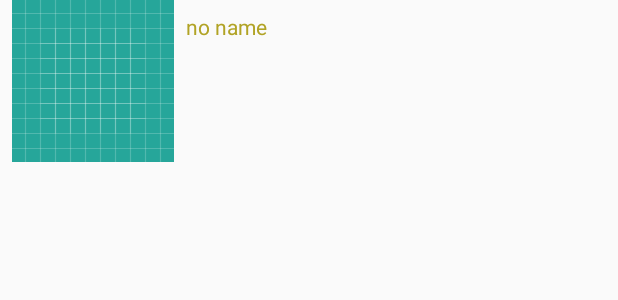
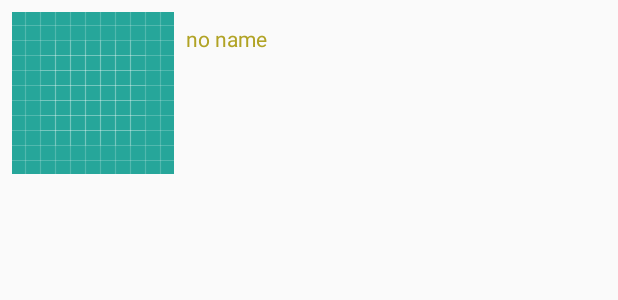
Before and after one commit to ajchrist/Popular_movies, an Android app: the layout movie_video.xml on its own in the app's theme, with its tools: preview values and no code run, on a phone screen of 412 x 824 dp. Shown: the top 300 px of the screen. Run offline under Robolectric (Android 15) with nearby library versions, the phone set to English and light mode, and no system bars.

Commit message:
fixed layout of single movie
refactored direct sql calls to content provider calls

```diff
--- a/app/src/main/java/com/example/android/popular_movies/ReviewActivity.java
+++ b/app/src/main/java/com/example/android/popular_movies/ReviewActivity.java
@@ -12,16 +12,13 @@ import android.support.v7.app.AppCompatActivity;
 import android.os.Bundle;
 import android.view.MenuItem;
 import android.widget.Toast;
-
 import com.example.android.popular_movies.data.MovieReview;
 import com.example.android.popular_movies.databinding.ActivityReviewBinding;
 import com.example.android.popular_movies.utilities.MovieNetworkUtil;
 import com.example.android.popular_movies.utilities.MovieParser;
-
 import org.json.JSONArray;
 import org.json.JSONException;
 import org.json.JSONObject;
-
 import java.io.IOException;
 import java.util.ArrayList;
 import java.util.List;
--- a/app/src/main/java/com/example/android/popular_movies/db/FavoriteMoviesContract.java
+++ b/app/src/main/java/com/example/android/popular_movies/db/FavoriteMoviesContract.java
@@ -9,7 +9,7 @@ import android.provider.BaseColumns;
 public class FavoriteMoviesContract {
     public static final String CONTENT_AUTHORITY = "com.example.android.popular_movies";
 
-    public static final Uri BASE_CONTENT_URI = Uri.parse("content://" + CONTENT_AUTHORITY);
+    static final Uri BASE_CONTENT_URI = Uri.parse("content://" + CONTENT_AUTHORITY);
 
     public static final String PATH_FAVORITES = "favorites";
 
--- a/app/src/main/java/com/example/android/popular_movies/utilities/MovieAdapter.java
+++ b/app/src/main/java/com/example/android/popular_movies/utilities/MovieAdapter.java
@@ -9,7 +9,6 @@ import android.widget.ImageView;
 import com.example.android.popular_movies.R;
 import com.example.android.popular_movies.data.PopularMovie;
 import com.squareup.picasso.Picasso;
-
 import java.util.ArrayList;
 import java.util.List;
 
--- a/app/src/main/java/com/example/android/popular_movies/utilities/MovieParser.java
+++ b/app/src/main/java/com/example/android/popular_movies/utilities/MovieParser.java
@@ -2,14 +2,11 @@ package com.example.android.popular_movies.utilities;
 
 import android.content.Context;
 import android.database.Cursor;
-import android.graphics.Movie;
-
 import com.example.android.popular_movies.R;
 import com.example.android.popular_movies.data.MovieReview;
 import com.example.android.popular_movies.data.MovieVideo;
 import com.example.android.popular_movies.data.PopularMovie;
 import com.example.android.popular_movies.db.FavoriteMoviesContract;
-
 import org.json.JSONException;
 import org.json.JSONObject;
 
--- a/app/src/main/java/com/example/android/popular_movies/utilities/VideoAdapter.java
+++ b/app/src/main/java/com/example/android/popular_movies/utilities/VideoAdapter.java
@@ -10,7 +10,6 @@ import android.widget.TextView;
 import com.example.android.popular_movies.R;
 import com.example.android.popular_movies.data.MovieVideo;
 import com.squareup.picasso.Picasso;
-
 import java.util.ArrayList;
 import java.util.List;
 
--- a/app/src/main/res/layout/activity_videos.xml
+++ b/app/src/main/res/layout/activity_videos.xml
@@ -2,8 +2,8 @@
 <layout xmlns:android="http://schemas.android.com/apk/res/android">
 
     <GridLayout
-        android:layout_width="match_parent"
-        android:layout_height="match_parent"
+        android:layout_width="wrap_content"
+        android:layout_height="wrap_content"
         android:background="@color/colorPrimaryDark">
 
     </GridLayout>
--- a/app/src/main/res/layout/movie_video.xml
+++ b/app/src/main/res/layout/movie_video.xml
@@ -5,29 +5,33 @@
     xmlns:tools="http://schemas.android.com/tools">
 
     <android.support.constraint.ConstraintLayout
-        android:layout_width="wrap_content"
+        android:layout_width="match_parent"
         android:layout_height="wrap_content">
 
         <ImageView
             android:id="@+id/iv_video_poster"
-            android:layout_width="0dp"
+            android:layout_width="@dimen/width"
             android:layout_height="wrap_content"
-            android:layout_marginBottom="8dp"
-            android:layout_marginStart="8dp"
+            android:layout_marginBottom="@dimen/bottom"
+            android:layout_marginStart="@dimen/start"
+            android:layout_marginTop="@dimen/top"
             android:contentDescription="@string/video_poster"
             android:src="@drawable/ic_launcher_background"
             app:layout_constraintBottom_toBottomOf="parent"
             app:layout_constraintStart_toStartOf="parent"
-            app:layout_constraintTop_toTopOf="parent" />
+            app:layout_constraintTop_toTopOf="parent"
+            app:layout_constraintVertical_bias="0.0" />
 
         <TextView
             android:id="@+id/tv_video_name"
-            android:layout_width="0dp"
+            android:layout_width="@dimen/width"
             android:layout_height="wrap_content"
-            android:layout_marginStart="8dp"
-            android:layout_marginTop="8dp"
+            android:layout_marginEnd="@dimen/end"
+            android:layout_marginStart="@dimen/start"
+            android:layout_marginTop="@dimen/top"
+            android:contentDescription="@string/name"
             android:textColor="@color/colorAccent"
-            android:contentDescription="@string/name"
+            app:layout_constraintEnd_toEndOf="parent"
             app:layout_constraintStart_toEndOf="@+id/iv_video_poster"
             app:layout_constraintTop_toTopOf="@+id/iv_video_poster"
             tools:text="no name" />
```
Also changed, not shown: app/src/main/java/com/example/android/popular_movies/MainActivity.java (+2 -18 lines), app/src/main/java/com/example/android/popular_movies/SingleMovieActivity.java (+6 -13 lines), app/src/main/java/com/example/android/popular_movies/utilities/MovieNetworkUtil.java (+23 -3 lines), app/src/main/res/layout/activity_single_movie.xml (+9 -4 lines).
